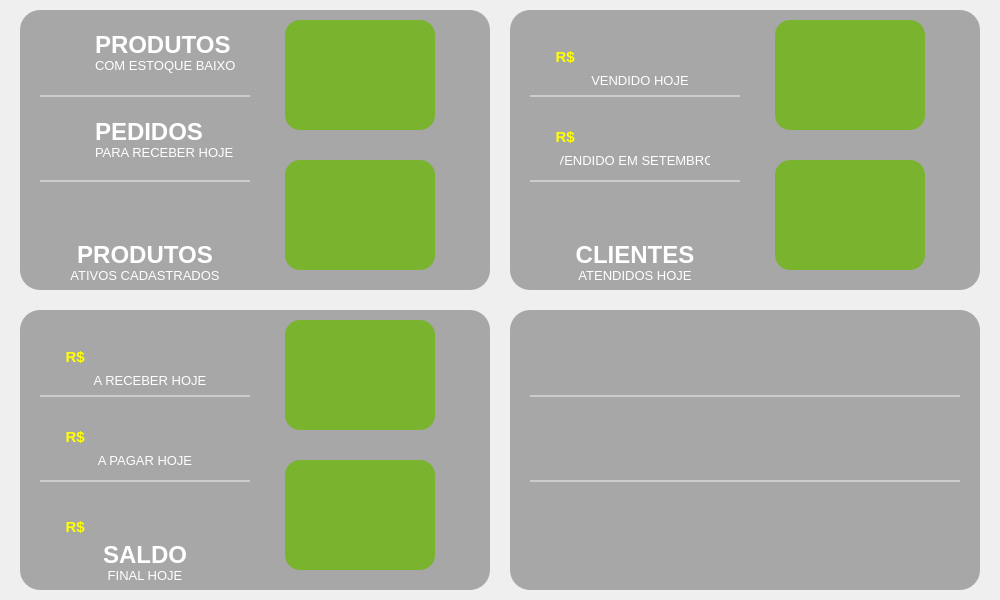
Before: the Qt Designer form UI_Files/home.ui in rafaelfelippe1/Projeto-SistemaVendas, drawn with Qt 5.
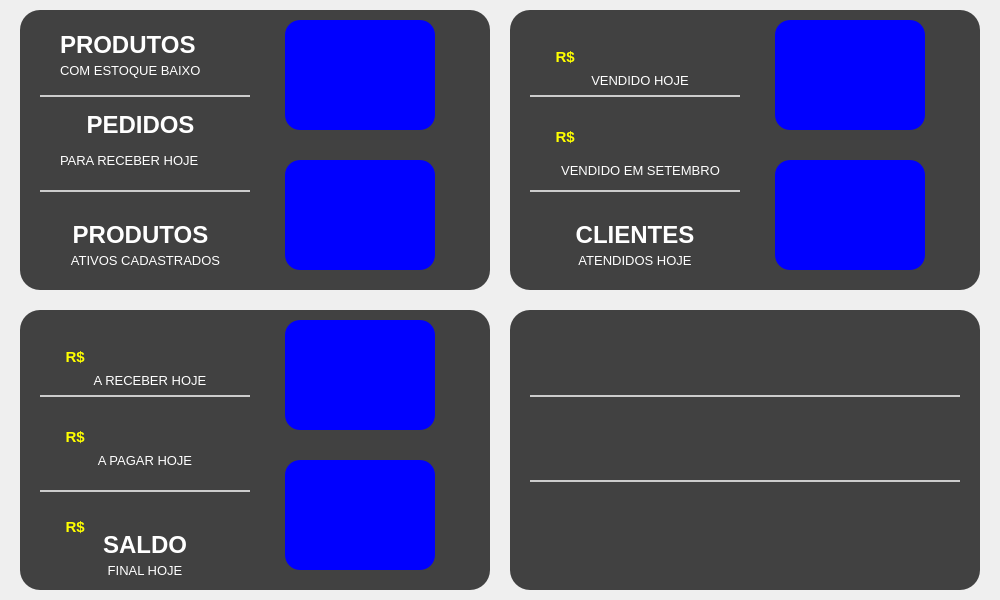
After: the same form once the commit is applied.

Patch:
```diff
--- a/UI_Files/home.ui
+++ b/UI_Files/home.ui
@@ -36,7 +36,7 @@
     </property>
     <property name="styleSheet">
      <string notr="true">QFrame {
-background: rgba(0, 0, 0, 30%);
+background-color: rgb(65, 65, 65);
 border: none;
 border-radius: 20px
 }</string>
@@ -78,9 +78,9 @@
      </property>
      <property name="styleSheet">
       <string notr="true">QPushButton{
+background-color: rgb(0, 0, 255);
 border: none;
 color: #FFF;
-background: #7AB32E ;
 border-radius: 15px
 }
 QPushButton:hover {
@@ -134,9 +134,9 @@
      </property>
      <property name="styleSheet">
       <string notr="true">QPushButton{
+background-color: rgb(0, 0, 255);
 border: none;
 color: #FFF;
-background: #7AB32E ;
 border-radius: 15px
 }
 QPushButton:hover {
@@ -159,9 +159,9 @@
     <widget class="QLabel" name="label">
      <property name="geometry">
       <rect>
-       <x>75</x>
+       <x>40</x>
        <y>20</y>
-       <width>150</width>
+       <width>171</width>
        <height>30</height>
       </rect>
      </property>
@@ -187,9 +187,9 @@
     <widget class="QLabel" name="label_2">
      <property name="geometry">
       <rect>
-       <x>75</x>
-       <y>45</y>
-       <width>150</width>
+       <x>40</x>
+       <y>50</y>
+       <width>171</width>
        <height>20</height>
       </rect>
      </property>
@@ -232,7 +232,7 @@
      <property name="geometry">
       <rect>
        <x>20</x>
-       <y>170</y>
+       <y>180</y>
        <width>210</width>
        <height>2</height>
       </rect>
@@ -247,9 +247,9 @@
     <widget class="QLabel" name="label_3">
      <property name="geometry">
       <rect>
-       <x>75</x>
-       <y>107</y>
-       <width>150</width>
+       <x>40</x>
+       <y>100</y>
+       <width>161</width>
        <height>30</height>
       </rect>
      </property>
@@ -266,7 +266,7 @@
 color: #FFF</string>
      </property>
      <property name="text">
-      <string>PEDIDOS</string>
+      <string>&lt;html&gt;&lt;head/&gt;&lt;body&gt;&lt;p align=&quot;center&quot;&gt;PEDIDOS&lt;/p&gt;&lt;/body&gt;&lt;/html&gt;</string>
      </property>
      <property name="alignment">
       <set>Qt::AlignLeading|Qt::AlignLeft|Qt::AlignVCenter</set>
@@ -275,9 +275,9 @@
     <widget class="QLabel" name="label_4">
      <property name="geometry">
       <rect>
-       <x>75</x>
-       <y>132</y>
-       <width>150</width>
+       <x>40</x>
+       <y>140</y>
+       <width>171</width>
        <height>20</height>
       </rect>
      </property>
@@ -303,9 +303,9 @@
     <widget class="QLabel" name="label_5">
      <property name="geometry">
       <rect>
-       <x>50</x>
-       <y>255</y>
-       <width>150</width>
+       <x>30</x>
+       <y>240</y>
+       <width>191</width>
        <height>20</height>
       </rect>
      </property>
@@ -331,9 +331,9 @@
     <widget class="QLabel" name="label_6">
      <property name="geometry">
       <rect>
-       <x>50</x>
-       <y>230</y>
-       <width>150</width>
+       <x>30</x>
+       <y>210</y>
+       <width>181</width>
        <height>30</height>
       </rect>
      </property>
@@ -518,7 +518,7 @@
     </property>
     <property name="styleSheet">
      <string notr="true">QFrame {
-background: rgba(0, 0, 0, 30%);
+background-color: rgb(65, 65, 65);
 border: none;
 border-radius: 20px
 }</string>
@@ -560,9 +560,9 @@
      </property>
      <property name="styleSheet">
       <string notr="true">QPushButton{
+background-color: rgb(0, 0, 255);
 border: none;
 color: #FFF;
-background: #7AB32E ;
 border-radius: 15px
 }
 QPushButton:hover {
@@ -616,9 +616,9 @@
      </property>
      <property name="styleSheet">
       <string notr="true">QPushButton{
+background-color: rgb(0, 0, 255);
 border: none;
 color: #FFF;
-background: #7AB32E ;
 border-radius: 15px
 }
 QPushButton:hover {
@@ -658,7 +658,7 @@
      <property name="geometry">
       <rect>
        <x>20</x>
-       <y>170</y>
+       <y>180</y>
        <width>210</width>
        <height>2</height>
       </rect>
@@ -674,7 +674,7 @@
      <property name="geometry">
       <rect>
        <x>50</x>
-       <y>255</y>
+       <y>240</y>
        <width>150</width>
        <height>20</height>
       </rect>
@@ -702,7 +702,7 @@
      <property name="geometry">
       <rect>
        <x>50</x>
-       <y>230</y>
+       <y>210</y>
        <width>150</width>
        <height>30</height>
       </rect>
@@ -729,9 +729,9 @@
     <widget class="QLabel" name="lb_mesAtual">
      <property name="geometry">
       <rect>
-       <x>50</x>
-       <y>140</y>
-       <width>150</width>
+       <x>30</x>
+       <y>150</y>
+       <width>201</width>
        <height>20</height>
       </rect>
      </property>
@@ -1000,7 +1000,7 @@
     </property>
     <property name="styleSheet">
      <string notr="true">QFrame {
-background: rgba(0, 0, 0, 30%);
+background-color: rgb(65, 65, 65);
 border: none;
 border-radius: 20px
 }</string>
@@ -1042,9 +1042,9 @@
      </property>
      <property name="styleSheet">
       <string notr="true">QPushButton{
+background-color: rgb(0, 0, 255);
 border: none;
 color: #FFF;
-background: #7AB32E ;
 border-radius: 15px
 }
 QPushButton:hover {
@@ -1098,9 +1098,9 @@
      </property>
      <property name="styleSheet">
       <string notr="true">QPushButton{
+background-color: rgb(0, 0, 255);
 border: none;
 color: #FFF;
-background: #7AB32E ;
 border-radius: 15px
 }
 QPushButton:hover {
@@ -1140,7 +1140,7 @@
      <property name="geometry">
       <rect>
        <x>20</x>
-       <y>170</y>
+       <y>180</y>
        <width>210</width>
        <height>2</height>
       </rect>
@@ -1156,7 +1156,7 @@
      <property name="geometry">
       <rect>
        <x>50</x>
-       <y>255</y>
+       <y>250</y>
        <width>150</width>
        <height>20</height>
       </rect>
@@ -1184,7 +1184,7 @@
      <property name="geometry">
       <rect>
        <x>50</x>
-       <y>230</y>
+       <y>220</y>
        <width>150</width>
        <height>30</height>
       </rect>
@@ -1441,7 +1441,7 @@
     </property>
     <property name="styleSheet">
      <string notr="true">QFrame {
-background: rgba(0, 0, 0, 30%);
+background-color: rgb(65, 65, 65);
 border: none;
 border-radius: 20px
 }</string>
```
Left out of the diff: 12 changed lines with no effect on the pictures.
